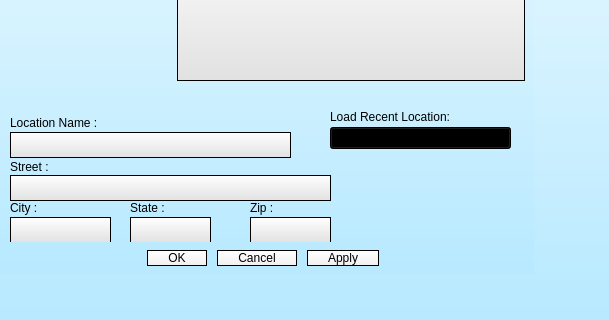
Old version of the form Calendar/addeventbutton.ui in the repository oscarl1127/CSUSM_CS441_Project; both pictures show x 0 to 609 and y 337 to 657 of the 609 by 657 pixel window.
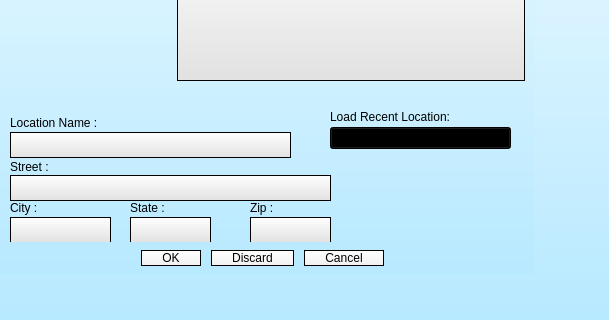
New version of the form.

Commit message: delete event button

What changed in the file:
```diff
--- a/Calendar/addeventbutton.ui
+++ b/Calendar/addeventbutton.ui
@@ -300,7 +300,7 @@
 margin: 2px;</string>
       </property>
       <property name="standardButtons">
-       <set>QDialogButtonBox::Apply|QDialogButtonBox::Cancel|QDialogButtonBox::Ok</set>
+       <set>QDialogButtonBox::Cancel|QDialogButtonBox::Discard|QDialogButtonBox::Ok</set>
       </property>
       <property name="centerButtons">
        <bool>true</bool>
```
The commit also changes 1 other file.
